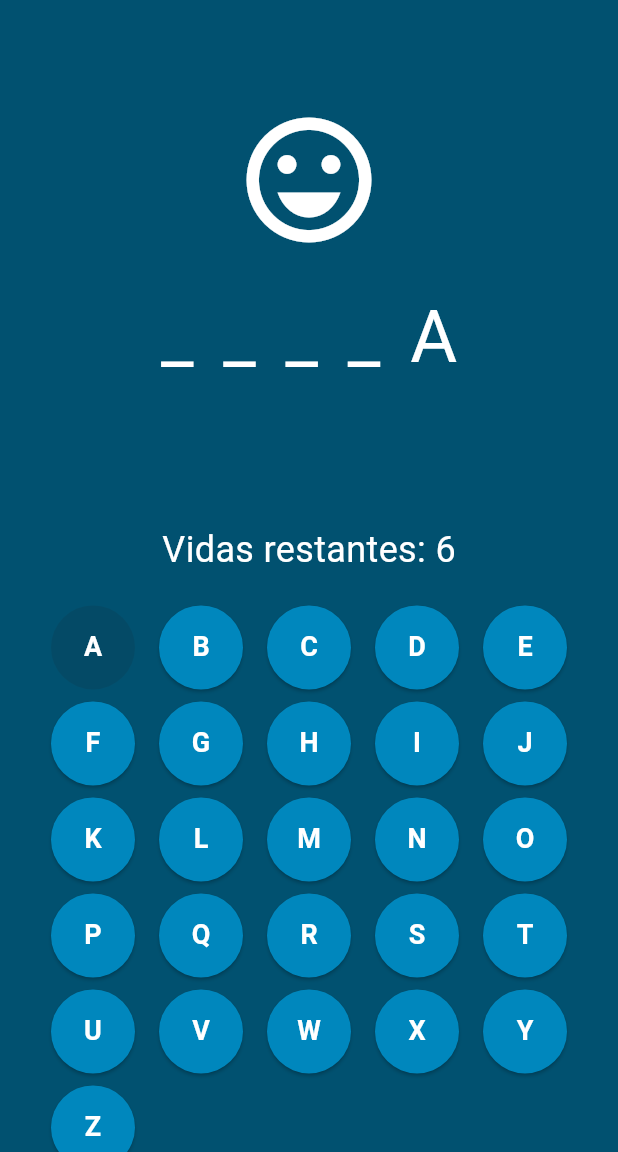
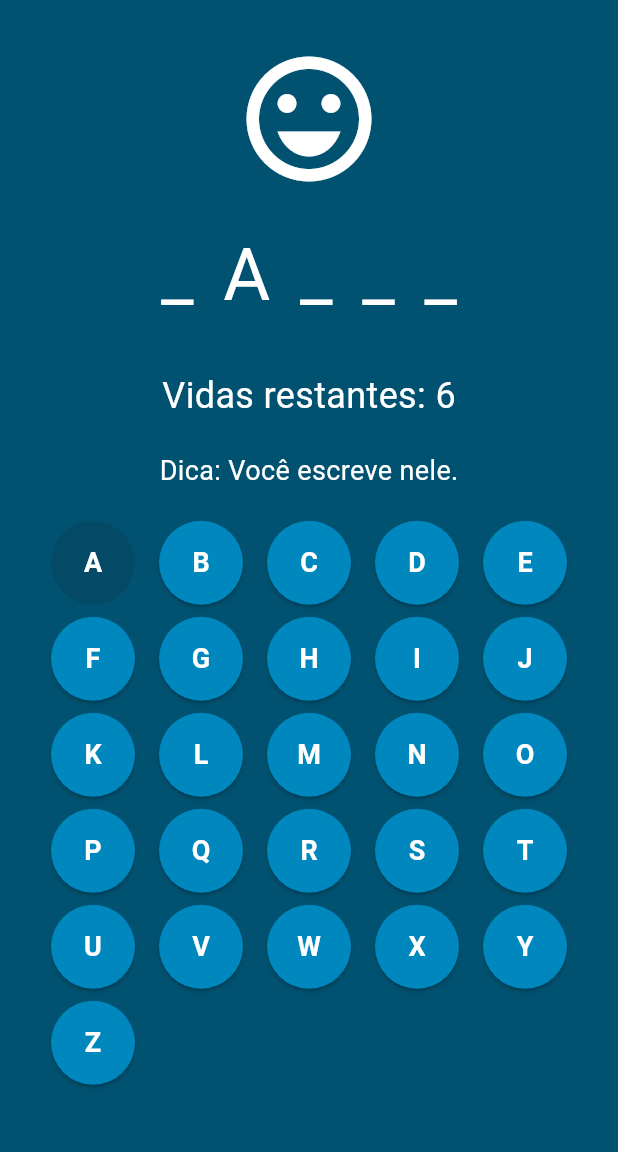
Before and after one commit to WillMidia/forca-flutter, a Flutter app: the GameScreen screen opened directly, after a tap on an icon or button, on a phone screen of 412 x 824 dp, the part 84-1236 px from its top. Run offline on Flutter 3.47's test engine with Material 3 defaults, Android fonts, the phone set to English and light mode, and no system bars.

Commit message:
Dicas de materiais

```diff
--- a/lib/game_screen.dart
+++ b/lib/game_screen.dart
@@ -11,6 +11,7 @@ class _GameScreenState extends State<GameScreen> {
   String word = '';
   String displayWord = '';
   String description = '';
+  String hint = '';
   int lives = 6;
   List<String> guessedLetters = [];
   Set<String> pressedLetters = {};
@@ -56,6 +57,7 @@ class _GameScreenState extends State<GameScreen> {
     setState(() {
       word = normalizeWord(randomIndex.toUpperCase());
       description = wordList[randomIndex]!;
+      hint = wordHints[randomIndex]!;
       displayWord = '_' * word.length;
       lives = 6;
       guessedLetters = [];
@@ -87,11 +89,11 @@ class _GameScreenState extends State<GameScreen> {
           context,
           MaterialPageRoute(
             builder: (context) => CongratulationsScreen(
-              word: word, // Pass the correct word here
+              word: word,
               description: description,
               onPlayAgain: () {
-                Navigator.pop(context); // Sair da tela de parabéns
-                startNewGame(); // Reiniciar o jogo
+                Navigator.pop(context);
+                startNewGame();
               },
             ),
           ),
@@ -99,7 +101,7 @@ class _GameScreenState extends State<GameScreen> {
       } else if (lives == 0) {
         showDialog(
           context: context,
-          barrierDismissible: false, // Impede que o pop-up seja fechado clicando fora dele
+          barrierDismissible: false,
           builder: (context) => AlertDialog(
             backgroundColor: Colors.white,
             title: Text('Você perdeu!', style: TextStyle(color: Colors.black)),
@@ -108,7 +110,7 @@ class _GameScreenState extends State<GameScreen> {
               TextButton(
                 onPressed: () {
                   Navigator.of(context).pop();
-                  startNewGame(); // Reiniciar o jogo
+                  startNewGame();
                 },
                 child: Text('Tentar Novamente', style: TextStyle(color: Colors.blue)),
               ),
@@ -132,9 +134,9 @@ IconData getEmotionIcon() {
       case 2:
         return Icons.sentiment_very_dissatisfied;
       case 1:
-      return Icons.sentiment_very_dissatisfied_sharp; // Ícone de chorar
+        return Icons.sentiment_very_dissatisfied_sharp;
       case 0:
-      return Icons.sentiment_very_dissatisfied_outlined; // Ícone de chorar
+        return Icons.sentiment_very_dissatisfied_outlined;
       default:
         return Icons.sentiment_very_dissatisfied;
     }
@@ -166,7 +168,7 @@ IconData getEmotionIcon() {
             mainAxisAlignment: MainAxisAlignment.center,
             children: [
               Container(
-                height: screenHeight * 0.4,
+                height: screenHeight * 0.3,
                 alignment: Alignment.center,
                 child: Column(
                   mainAxisAlignment: MainAxisAlignment.center,
@@ -188,11 +190,19 @@ IconData getEmotionIcon() {
                   ],
                 ),
               ),
-              SizedBox(height: 20),
+              SizedBox(height: 0), // Espaço menor entre a palavra e o texto "Vidas restantes"
               Text(
                 'Vidas restantes: $lives',
                 style: TextStyle(
                   fontSize: 24,
+                  color: Colors.white,
+                ),
+              ),
+              SizedBox(height: 20),
+              Text(
+                'Dica: $hint',
+                style: TextStyle(
+                  fontSize: 18,
                   color: Colors.white,
                 ),
               ),
@@ -213,7 +223,8 @@ IconData getEmotionIcon() {
                     child: Text(
                       letter,
                       style: TextStyle(
-                        fontSize: 18,
+                        fontSize: 18
+,
                         fontWeight: FontWeight.bold,
                         color: Colors.white,
                       ),
--- a/lib/word_list.dart
+++ b/lib/word_list.dart
@@ -1,12 +1,21 @@
 const Map<String, String> wordList = {
-  'Oceano': 'Grande corpo contínuo de água salgada que cobre a maior parte da superfície terrestre.',
-  'Sustentavel': 'Capaz de ser mantido ou conservado a longo prazo, sem esgotar os recursos naturais ou causar danos ambientais significativos.',
-  'Economia': 'Sistema de produção, distribuição e consumo de bens e serviços em uma determinada área ou país.',
-  'Clima': 'Conjunto de condições atmosféricas de uma região ao longo do tempo, incluindo temperatura, precipitação e ventos.',
-  'Biodiversidade': 'Variedade de formas de vida em um determinado habitat ou ecossistema, incluindo a diversidade de espécies, genes e ecossistemas.',
-  'Pesca': 'Atividade de capturar peixes e outros organismos aquáticos para alimentação, comércio ou recreação.',
-  'Turismo': 'Atividade de viajar para lazer, recreação ou negócios, geralmente envolvendo a visita a lugares de interesse.',
-  'Energia': 'Capacidade de realizar trabalho ou causar mudanças, disponível em várias formas, incluindo elétrica, térmica e renovável.',
-  'Poluicao': 'Contaminação do meio ambiente por substâncias nocivas ou resíduos, afetando negativamente os ecossistemas e a saúde humana.',
-  'Conservacao': 'Proteção e gerenciamento dos recursos naturais para prevenir sua degradação, assegurar sua sustentabilidade e preservar a biodiversidade.',
+  'Plastico': 'Material sintético feito a partir de polímeros que podem ser moldados quando aquecidos, usado em uma variedade de aplicações.',
+  'Papel': 'Material feito a partir de fibras vegetais, geralmente provenientes de árvores, usado para escrever, imprimir e embalar.',
+  'Poliester': 'Tipo de plástico comumente usado em tecidos e garrafas de bebidas, conhecido por sua durabilidade e resistência a rugas.',
+  'Madeira': 'Material sólido e fibroso encontrado nos troncos e galhos das árvores, utilizado na construção, mobiliário e artesanato.',
+  'Vidro': 'Material sólido e transparente feito a partir do resfriamento de uma mistura de sílica, soda cáustica e calcário, usado em recipientes e janelas.',
+  'Aluminio': 'Metal leve e resistente, amplamente utilizado em embalagens, construção e indústria automobilística.',
+  'Borracha': 'Material elástico e flexível derivado da seiva de algumas plantas ou produzido sinteticamente, usado em pneus, calçados e vedantes.',
+  'Isopor': 'Material plástico espumado, leve e isolante térmico, comumente usado em embalagens e isolamento de construções.',
 };
+
+const Map<String, String> wordHints = {
+  'Plastico': 'Muitos recipientes são feitos deste material.',
+  'Papel': 'Você escreve nele.',
+  'Poliester': 'Se você não quer rugas, use roupas feitas disso.',
+  'Madeira': 'Muitos móveis são feitos deste material.',
+  'Vidro': 'Você olha através dele.',
+  'Aluminio': 'É um metal leve.',
+  'Borracha': 'Seus sapatos têm solas feitas disso.',
+  'Isopor': 'É usado para embalagem e é leve.',
+};
```
Lines whose indentation alone changed are shown as unchanged.
